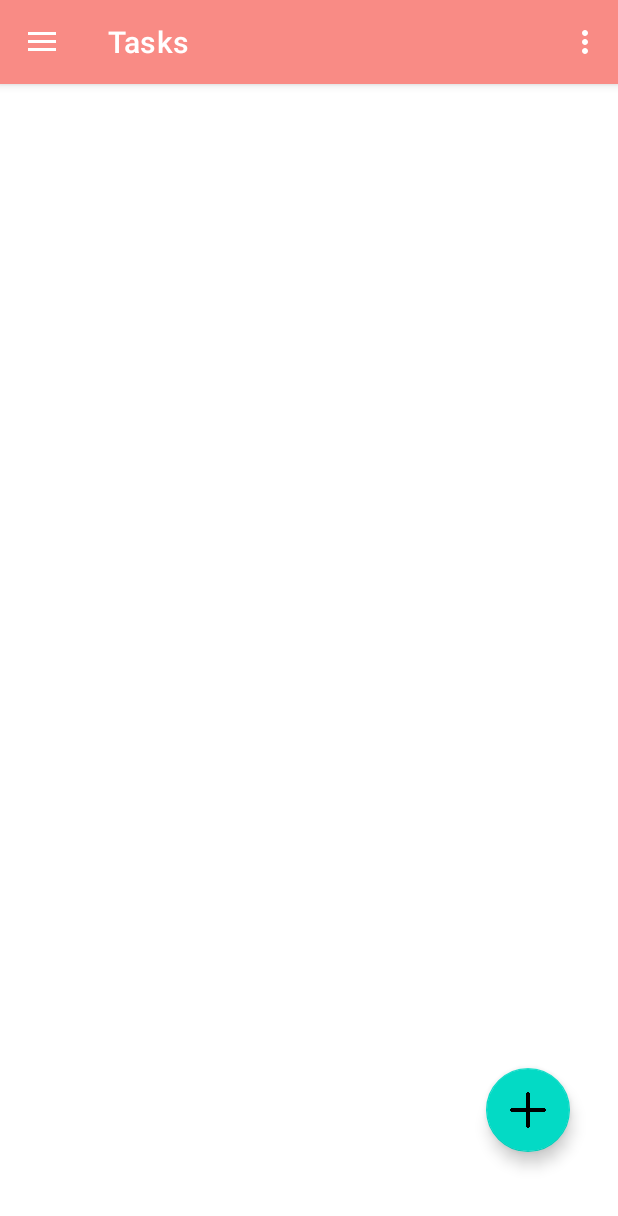
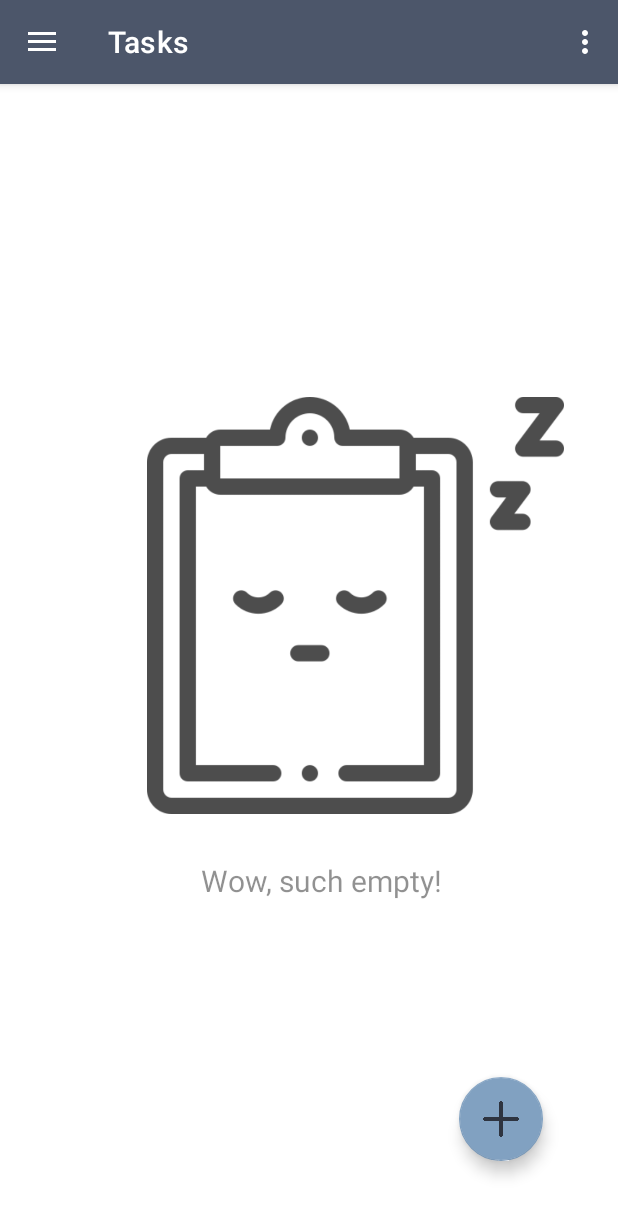
Before and after one commit to lukef00/pomodoro-app, an Android app: the screen it shows after launch (NavigationActivity), in the side drawer, after a tap on "Tasks", on a phone screen of 412 x 824 dp. Shown: the top 1216 px of the screen. Run offline under Robolectric (Android 15) with nearby library versions, the phone set to English and light mode, and no system bars; our stand-ins replace navigation-ui.

Commit message:
Add minor UI improvements

```diff
--- a/app/src/main/java/com/example/pomodoro/ui/tasks/TasksFragment.java
+++ b/app/src/main/java/com/example/pomodoro/ui/tasks/TasksFragment.java
@@ -18,6 +18,7 @@ import android.widget.AdapterView;
 import android.widget.ImageView;
 import android.widget.ListView;
 import android.widget.TextView;
+import android.widget.Toast;
 
 import com.example.pomodoro.R;
 import com.example.pomodoro.databinding.FragmentTasksBinding;
@@ -32,18 +33,34 @@ public class TasksFragment extends Fragment {
     FragmentTasksBinding tb;
     FloatingActionButton fab;
     TaskAdapter ta;
+    ImageView image;
+    TextView text;
+
     int selected_item;
     boolean selected_status;
+
+    private void updateUI() {
+        if (ta.getCount() == 0) {
+            image.setAlpha(.7F);
+            text.setAlpha(.8F);
+        } else {
+            image.setAlpha(0.0F);
+            text.setAlpha(0.0F);
+        }
+    }
 
     @Override
     public View onCreateView(@NonNull LayoutInflater inflater, @Nullable ViewGroup container,
                              @Nullable Bundle savedInstanceState) {
         tb = FragmentTasksBinding.inflate(getLayoutInflater());
         View view = tb.getRoot();
+        image = view.findViewById(R.id.imageView3);
+        text = view.findViewById(R.id.emptyListLabel);
         ta = new TaskAdapter(getContext());
         tb.taskList.setAdapter(ta);
 
         ListView lv = view.findViewById(R.id.task_list);
+        updateUI();
 
         lv.setOnItemClickListener(new AdapterView.OnItemClickListener() {
             @Override
@@ -70,6 +87,7 @@ public class TasksFragment extends Fragment {
                     Task.removeTask(selected_item);
                     d.dismiss();
                     ta.notifyDataSetChanged();
+                    updateUI();
                 });
 
                 d.findViewById(R.id.mcLL).setOnClickListener((v) -> {
--- a/app/src/main/res/drawable/dialog_bg.xml
+++ b/app/src/main/res/drawable/dialog_bg.xml
@@ -1,6 +1,6 @@
 <?xml version="1.0" encoding="utf-8"?>
 <shape xmlns:android="http://schemas.android.com/apk/res/android">
-    <solid android:color="@color/white"></solid>
+    <solid android:color="@color/color6"></solid>
     <corners android:topLeftRadius="30dp" android:topRightRadius="30dp"></corners>
     <padding
         android:bottom="10dp"
--- a/app/src/main/res/layout/app_bar_navigation.xml
+++ b/app/src/main/res/layout/app_bar_navigation.xml
@@ -15,7 +15,7 @@
             android:id="@+id/toolbar"
             android:layout_width="match_parent"
             android:layout_height="?attr/actionBarSize"
-            android:background="#F98B85"
+            android:background="@color/color3"
             app:popupTheme="@style/Theme.Pomodoro.PopupOverlay" />
 
     </com.google.android.material.appbar.AppBarLayout>
--- a/app/src/main/res/layout/fragment_tasks.xml
+++ b/app/src/main/res/layout/fragment_tasks.xml
@@ -1,30 +1,64 @@
 <?xml version="1.0" encoding="utf-8"?>
-<androidx.constraintlayout.widget.ConstraintLayout xmlns:android="http://schemas.android.com/apk/res/android"
+<FrameLayout xmlns:android="http://schemas.android.com/apk/res/android"
     xmlns:app="http://schemas.android.com/apk/res-auto"
     xmlns:tools="http://schemas.android.com/tools"
     android:layout_width="match_parent"
     android:layout_height="match_parent"
     tools:context=".ui.tasks.TasksFragment">
 
+    <androidx.constraintlayout.widget.ConstraintLayout
+        android:layout_width="match_parent"
+        android:layout_height="match_parent">
+
         <ListView
             android:id="@+id/task_list"
-        android:layout_width="match_parent"
+            android:layout_width="0dp"
             android:layout_height="wrap_content"
-        app:layout_constraintBottom_toBottomOf="parent"
+            app:layout_constraintBottom_toTopOf="@+id/imageView3"
             app:layout_constraintEnd_toEndOf="parent"
-        app:layout_constraintHorizontal_bias="1.0"
+            app:layout_constraintHorizontal_bias="0.0"
             app:layout_constraintStart_toStartOf="parent"
             app:layout_constraintTop_toTopOf="parent"
-        app:layout_constraintVertical_bias="0.072" />
+            app:layout_constraintVertical_bias="0.023">
+
+        </ListView>
 
         <com.google.android.material.floatingactionbutton.FloatingActionButton
             android:id="@+id/fab"
             android:layout_width="wrap_content"
             android:layout_height="wrap_content"
-        android:layout_marginEnd="32dp"
-        android:layout_marginBottom="56dp"
+            android:layout_marginEnd="50dp"
+            android:layout_marginBottom="50dp"
             android:clickable="true"
             android:src="@drawable/plus"
             app:layout_constraintBottom_toBottomOf="parent"
             app:layout_constraintEnd_toEndOf="parent" />
+
+        <TextView
+            android:id="@+id/emptyListLabel"
+            android:layout_width="wrap_content"
+            android:layout_height="wrap_content"
+            android:layout_marginStart="36dp"
+            android:layout_marginTop="10dp"
+            android:alpha=".8"
+            android:text="@string/task_empty_list"
+            android:textSize="20sp"
+            android:textStyle="normal"
+            app:layout_constraintStart_toStartOf="@+id/imageView3"
+            app:layout_constraintTop_toBottomOf="@+id/imageView3" />
+
+        <ImageView
+            android:id="@+id/imageView3"
+            android:layout_width="278dp"
+            android:layout_height="319dp"
+            android:alpha=".5"
+            android:src="@drawable/taskless"
+            app:layout_constraintBottom_toBottomOf="parent"
+            app:layout_constraintEnd_toEndOf="parent"
+            app:layout_constraintHorizontal_bias="0.729"
+            app:layout_constraintStart_toStartOf="parent"
+            app:layout_constraintTop_toTopOf="parent"
+            app:layout_constraintVertical_bias="0.419" />
     </androidx.constraintlayout.widget.ConstraintLayout>
+
+</FrameLayout>
--- a/app/src/main/res/layout/fragment_timer.xml
+++ b/app/src/main/res/layout/fragment_timer.xml
@@ -4,7 +4,7 @@
     xmlns:tools="http://schemas.android.com/tools"
     android:layout_width="match_parent"
     android:layout_height="match_parent"
-    android:background="#F98B85"
+    android:background="@color/color6"
     tools:context=".ui.timer.TimerFragment">
 
     <androidx.constraintlayout.widget.ConstraintLayout
@@ -33,7 +33,8 @@
             app:layout_constraintBottom_toBottomOf="parent"
             app:layout_constraintEnd_toEndOf="parent"
             app:layout_constraintStart_toStartOf="parent"
-            app:layout_constraintTop_toTopOf="parent" />
+            app:layout_constraintTop_toTopOf="parent"
+            app:layout_constraintVertical_bias="0.417" />
 
         <TextView
             android:id="@+id/pomodoro_label"
--- a/app/src/main/res/menu/activity_main_drawer.xml
+++ b/app/src/main/res/menu/activity_main_drawer.xml
@@ -6,7 +6,7 @@
     <group android:checkableBehavior="single">
         <item
             android:id="@+id/nav_timer"
-            android:icon="@drawable/alarm"
+            android:icon="@drawable/ic_baseline_alarm_24"
             android:title="@string/menu_timer" />
         <item
             android:id="@+id/nav_tasks"
--- a/app/src/main/res/values-night/themes.xml
+++ b/app/src/main/res/values-night/themes.xml
@@ -1,16 +1,17 @@
 <resources xmlns:tools="http://schemas.android.com/tools">
     <!-- Base application theme. -->
     <style name="Theme.Pomodoro" parent="Theme.MaterialComponents.DayNight.NoActionBar">
-        <!-- Primary brand color. -->
-        <item name="colorPrimary">@color/purple_200</item>
-        <item name="colorPrimaryVariant">@color/purple_700</item>
-        <item name="colorOnPrimary">@color/black</item>
+
+       <!-- Primary brand color. -->
+        <item name="colorPrimary">@color/color8</item>
+        <item name="colorPrimaryVariant">@color/color7</item>
+        <item name="colorOnPrimary">@color/color6</item>
+        <item name="colorPrimaryDark">@color/color3</item>
+
+
         <!-- Secondary brand color. -->
-        <item name="colorSecondary">@color/teal_200</item>
-        <item name="colorSecondaryVariant">@color/teal_200</item>
-        <item name="colorOnSecondary">@color/black</item>
-        <!-- Status bar color. -->
-<!--        <item name="android:statusBarColor">?attr/colorPrimaryVariant</item>-->
-        <!-- Customize your theme here. -->
+        <item name="colorSecondary">@color/color9</item>
+        <item name="colorSecondaryVariant">@color/color10</item>
+        <item name="colorOnSecondary">@color/color0</item>
     </style>
 </resources>
--- a/app/src/main/res/values/colors.xml
+++ b/app/src/main/res/values/colors.xml
@@ -1,10 +1,28 @@
 <?xml version="1.0" encoding="utf-8"?>
 <resources>
-    <color name="purple_200">#FFBB86FC</color>
-    <color name="purple_500">#FF6200EE</color>
-    <color name="purple_700">#FF3700B3</color>
-    <color name="teal_200">#FF03DAC5</color>
-    <color name="teal_700">#FF018786</color>
-    <color name="black">#FF000000</color>
-    <color name="white">#FFFFFFFF</color>
+
+    <!--    polar night (for light themes) -->
+    <color name="color0">#2e3440</color>
+    <color name="color1">#3b4252</color>
+    <color name="color2">#434c4e</color>
+    <color name="color3">#4c566a</color>
+
+    <!--    snow storm -->
+    <color name="color4">#d8dee9</color>
+    <color name="color5">#e5e9f0</color>
+    <color name="color6">#eceff4</color>
+
+    <!--    frost -->
+    <color name="color7">#8fbcbb</color>
+    <color name="color8">#88c0d0</color>
+    <color name="color9">#81a1c1</color>
+    <color name="color10">#5e81ac</color>
+
+    <!--    Aurora -->
+    <color name="color11">#bf616a</color>
+    <color name="color12">#d08770</color>
+    <color name="color13">#ebcb8b</color>
+    <color name="color14">#a3be8c</color>
+    <color name="color15">#b48ead</color>
+
 </resources>
--- a/app/src/main/res/values/themes.xml
+++ b/app/src/main/res/values/themes.xml
@@ -1,17 +1,20 @@
 <resources xmlns:tools="http://schemas.android.com/tools">
+
     <!-- Base application theme. -->
     <style name="Theme.Pomodoro" parent="Theme.MaterialComponents.DayNight.NoActionBar">
+
         <!-- Primary brand color. -->
-        <item name="colorPrimary">@color/purple_500</item>
-        <item name="colorPrimaryVariant">@color/purple_700</item>
-        <item name="colorOnPrimary">@color/white</item>
+        <item name="colorPrimary">@color/color8</item>
+        <item name="colorPrimaryVariant">@color/color7</item>
+        <item name="colorOnPrimary">@color/color6</item>
+        <item name="colorPrimaryDark">@color/color3</item>
+
+
         <!-- Secondary brand color. -->
-        <item name="colorSecondary">@color/teal_200</item>
-        <item name="colorSecondaryVariant">@color/teal_700</item>
-        <item name="colorOnSecondary">@color/black</item>
-        <!-- Status bar color. -->
-        <!--        <item name="android:statusBarColor">?attr/colorPrimaryVariant</item>-->
-        <!-- Customize your theme here. -->
+        <item name="colorSecondary">@color/color9</item>
+        <item name="colorSecondaryVariant">@color/color10</item>
+        <item name="colorOnSecondary">@color/color0</item>
+
     </style>
 
     <style name="Theme.Pomodoro.NoActionBar">
```
Also changed, not shown: app/src/main/AndroidManifest.xml (+3 -4 lines), app/src/main/res/drawable/app_icon.xml (added, +31 -0 lines), app/src/main/res/layout/bottom_nav.xml (+7 -8 lines), app/src/main/res/layout/nav_header_navigation.xml (+7 -3 lines), app/src/main/res/values/strings.xml (+3 -6 lines), app/src/main/res/drawable/rsz_tomato.png (deleted), app/src/main/res/drawable/taskless.png (added). Lines whose indentation alone changed are shown as unchanged.
